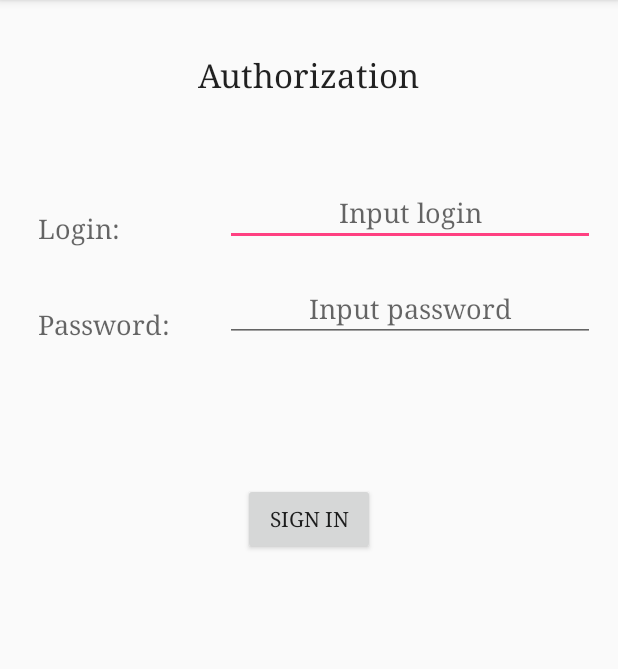
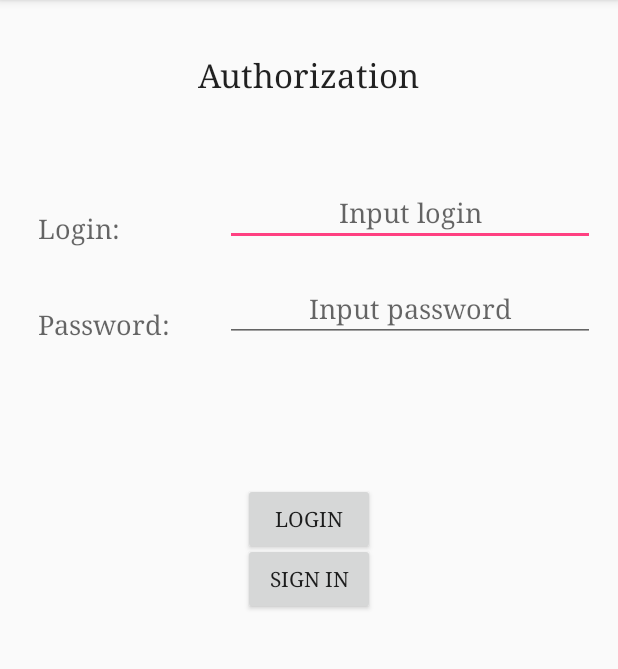
Before and after one commit to dianaprimshits/AndroidChat, an Android app: the screen it shows after launch (MainActivity before the commit, LoginActivity after it), on a phone screen of 412 x 824 dp, the part 84-753 px from its top. Run offline under Robolectric (Android 15) with nearby library versions, the phone set to English and light mode, and no system bars; libraries missing offline, so code that uses them is left out: devliving.online.securedpreferencestore; 6 statements that could not run were skipped.

Commit message:
getting string from SecuredPreferenceStore doesn't work

```diff
--- a/app/build.gradle
+++ b/app/build.gradle
@@ -26,5 +26,6 @@ dependencies {
     })
     compile 'com.android.support:appcompat-v7:25.3.1'
     compile 'com.android.support.constraint:constraint-layout:1.0.2'
+    compile 'online.devliving:securedpreferencestore:0.7.2'
     testCompile 'junit:junit:4.12'
 }
--- /dev/null
+++ b/app/src/main/java/com/bigsur/help29062018/LoginActivity.java
@@ -0,0 +1,170 @@
+package com.bigsur.help29062018;
+
+import android.content.Intent;
+import android.content.SharedPreferences;
+import android.os.Bundle;
+import android.support.v7.app.AppCompatActivity;
+import android.util.Log;
+import android.view.View;
+import android.widget.Button;
+import android.widget.EditText;
+import android.widget.TextView;
+import android.widget.Toast;
+
+import java.security.KeyStore;
+import java.util.List;
+
+import devliving.online.securedpreferencestore.DefaultRecoveryHandler;
+import devliving.online.securedpreferencestore.SecuredPreferenceStore;
+
+public class LoginActivity extends AppCompatActivity {
+
+    private static String TAG = "!!LOG!!";
+    private EditText login;
+    private EditText password;
+    private TextView loginLockedTextView;
+    private TextView attemptsTextView;
+    private TextView numberOfAttemptsTextView;
+    private Button signInButton;
+    private Button loginButton;
+
+    private String dataToSave;
+
+
+
+    int remainingLoginAttemptsNumber = 3;
+
+
+    @Override
+    protected void onCreate(Bundle savedInstanceState) {
+        super.onCreate(savedInstanceState);
+        setContentView(R.layout.activity_login);
+
+
+
+        login = (EditText)findViewById(R.id.editLogin);
+        password = (EditText)findViewById(R.id.editPassword);
+
+        dataToSave = String.format("%s-%s", login.getText().toString(), password.getText().toString());
+
+        loginButton = (Button) findViewById(R.id.buttonLogin);
+        signInButton = (Button)findViewById(R.id.buttonSignIn);
+
+
+
+
+        loginLockedTextView = (TextView)findViewById(R.id.loginLocked);
+        attemptsTextView = (TextView)findViewById(R.id.attempts);
+        numberOfAttemptsTextView = (TextView)findViewById(R.id.attemptsNumber);
+        numberOfAttemptsTextView.setText(Integer.toString(remainingLoginAttemptsNumber));
+
+        try {
+            String storeFileName = "securedStore";
+            String keyPrefix = "vss";
+            //it's better to provide one, and you need to provide the same key each time after the first time
+            byte[] seedKey = "SecuredSeedData".getBytes();
+            SecuredPreferenceStore.init(getApplicationContext(), storeFileName, keyPrefix, seedKey, new DefaultRecoveryHandler());
+
+            setupStore();
+        } catch (Exception e) {
+            // Handle error.
+            e.printStackTrace();
+        }
+
+
+        signInButton.setOnClickListener(new View.OnClickListener() {
+            @Override
+            public void onClick(View view) {
+                try {
+                    reloadData();
+                    Intent intent = new Intent(LoginActivity.this, MenuScreenActivity.class);
+                    startActivity(intent);
+                } catch (Exception e) {
+                    Log.e("SECURED-PREFERENCE", "", e);
+                    Toast.makeText(LoginActivity.this, "An exception occurred, see log for details", Toast.LENGTH_SHORT).show();
+                }
+            }
+        });
+
+        loginButton.setOnClickListener(new View.OnClickListener() {
+            @Override
+            public void onClick(View view) {
+                try {
+                    saveData();
+                    Intent intent = new Intent(LoginActivity.this, MenuScreenActivity.class);
+                    startActivity(intent);
+                } catch (Exception e) {
+                    Log.e("SECURED-PREFERENCE", "", e);
+                    Toast.makeText(LoginActivity.this, "An exception occurred, see log for details", Toast.LENGTH_SHORT).show();
+                }
+            }
+        });
+
+    }
+
+    private void setupStore() {
+        SecuredPreferenceStore.setRecoveryHandler(new DefaultRecoveryHandler(){
+            @Override
+            protected boolean recover(Exception e, KeyStore keyStore, List<String> keyAliases, SharedPreferences preferences) {
+                Toast.makeText(LoginActivity.this, "Encryption key got invalidated, will try to start over.", Toast.LENGTH_SHORT).show();
+                return super.recover(e, keyStore, keyAliases, preferences);
+            }
+        });
+
+        try {
+            reloadData();
+        } catch (Exception e) {
+            Log.e("SECURED-PREFERENCE", "", e);
+            Toast.makeText(this, "An exception occurred, see log for details", Toast.LENGTH_SHORT).show();
+        }
+    }
+
+
+
+
+ /*   @Override
+    public void onClick(View v) {
+        saveData(dataToSave);
+        Intent intent = new Intent(LoginActivity.this, MenuScreenActivity.class);
+        startActivity(intent);
+
+
+        //if (login.getText().toString().equals("bigsur") && password.getText().toString().equals("ananas11")) {
+            Toast.makeText(getApplicationContext(), "login and password are correct",Toast.LENGTH_SHORT)
+                    .show();
+            Intent intent = new Intent(LoginActivity.this, MenuScreenActivity.class);
+            startActivity(intent);
+        } else {
+            Toast.makeText(getApplicationContext(), "Incorrect login or password", Toast.LENGTH_SHORT)
+                    .show();
+            remainingLoginAttemptsNumber--;
+
+            attemptsTextView.setVisibility(View.VISIBLE);
+            numberOfAttemptsTextView.setVisibility(View.VISIBLE);
+            numberOfAttemptsTextView.setText("   " + Integer.toString(remainingLoginAttemptsNumber));
+
+            if (remainingLoginAttemptsNumber == 0) {
+                signInButton.setEnabled(false);
+                login.setEnabled(false);
+                password.setEnabled(false);
+                loginLockedTextView.setVisibility(View.VISIBLE);
+                loginLockedTextView.setBackgroundColor(Color.RED);
+                loginLockedTextView.setText("locked");
+            }
+        }//
+    }*/
+
+    void reloadData()  {
+        SecuredPreferenceStore prefStore = SecuredPreferenceStore.getSharedInstance();
+
+        String[] loginPassword = prefStore.getString(dataToSave, null).split("-");
+        login.setText(loginPassword[0]);
+        password.setText(loginPassword[1]);
+    }
+
+    void saveData() {
+        SecuredPreferenceStore prefStore = SecuredPreferenceStore.getSharedInstance();
+        prefStore.edit().putString(dataToSave, dataToSave.length() > 0 ? dataToSave : null).apply();
+    }
+
+}
--- a/app/src/main/java/com/bigsur/help29062018/MainActivity.java
+++ /dev/null
@@ -1,67 +0,0 @@
-package com.bigsur.help29062018;
-
-import android.content.Intent;
-import android.graphics.Color;
-import android.os.Bundle;
-import android.support.v7.app.AppCompatActivity;
-import android.view.View;
-import android.widget.Button;
-import android.widget.EditText;
-import android.widget.TextView;
-import android.widget.Toast;
-
-public class MainActivity extends AppCompatActivity implements View.OnClickListener {
-
-    private EditText login;
-    private EditText password;
-    private Button signInButton;
-    private TextView loginLockedTextView;
-    private TextView attemptsTextView;
-    private TextView numberOfAttemptsTextView;
-
-    int remainingLoginAttemptsNumber = 3;
-
-    @Override
-    protected void onCreate(Bundle savedInstanceState) {
-        super.onCreate(savedInstanceState);
-        setContentView(R.layout.activity_main);
-
-        login = (EditText)findViewById(R.id.editLogin);
-        password = (EditText)findViewById(R.id.editPassword);
-
-        signInButton = (Button)findViewById(R.id.buttonLogin);
-        signInButton.setOnClickListener(this);
-
-        loginLockedTextView = (TextView)findViewById(R.id.loginLocked);
-        attemptsTextView = (TextView)findViewById(R.id.attempts);
-        numberOfAttemptsTextView = (TextView)findViewById(R.id.attemptsNumber);
-        numberOfAttemptsTextView.setText(Integer.toString(remainingLoginAttemptsNumber));
-    }
-
-    @Override
-    public void onClick(View v) {
-        if (login.getText().toString().equals("bigsur") && password.getText().toString().equals("ananas11")) {
-            Toast.makeText(getApplicationContext(), "login and password are correct",Toast.LENGTH_SHORT)
-                    .show();
-            Intent intent = new Intent(MainActivity.this, MenuScreenActivity.class);
-            startActivity(intent);
-        } else {
-            Toast.makeText(getApplicationContext(), "Incorrect login or password", Toast.LENGTH_SHORT)
-                    .show();
-            remainingLoginAttemptsNumber--;
-
-            attemptsTextView.setVisibility(View.VISIBLE);
-            numberOfAttemptsTextView.setVisibility(View.VISIBLE);
-            numberOfAttemptsTextView.setText("   " + Integer.toString(remainingLoginAttemptsNumber));
-
-            if (remainingLoginAttemptsNumber == 0) {
-                signInButton.setEnabled(false);
-                login.setEnabled(false);
-                password.setEnabled(false);
-                loginLockedTextView.setVisibility(View.VISIBLE);
-                loginLockedTextView.setBackgroundColor(Color.RED);
-                loginLockedTextView.setText("locked");
-            }
-        }
-    }
-}
--- /dev/null
+++ b/app/src/main/java/com/bigsur/help29062018/StartActivity.java
@@ -0,0 +1,40 @@
+package com.bigsur.help29062018;
+
+import android.content.Intent;
+import android.os.Bundle;
+import android.os.Handler;
+import android.support.annotation.Nullable;
+import android.support.v7.app.AppCompatActivity;
+
+import java.io.File;
+
+
+public class StartActivity extends AppCompatActivity {
+
+    private static int SPLASH_TIME_OUT = 7000;
+
+    @Override
+    protected void onCreate(@Nullable Bundle savedInstanceState) {
+        super.onCreate(savedInstanceState);
+        setContentView(R.layout.start_activity);
+
+        final File keyFile = new File("key.keystore");
+
+        new Handler().postDelayed(new Runnable() {
+            @Override
+            public void run() {
+
+                if(keyFile.exists() && !keyFile.isDirectory() /*keyFile.isFile() */) {
+                    Intent loginIntent = new Intent(StartActivity.this, MenuScreenActivity.class);
+                    startActivity(loginIntent);
+                    finish();
+                } else {
+                    Intent loginIntent = new Intent(StartActivity.this, LoginActivity.class);
+                    startActivity(loginIntent);
+                    finish();
+                }
+
+            }
+        }, SPLASH_TIME_OUT);
+    }
+}
--- a/app/src/main/res/layout/activity_main.xml
+++ b/app/src/main/res/layout/activity_login.xml
@@ -98,7 +98,18 @@
         android:layout_centerHorizontal="true"
         android:layout_marginTop="94dp"
         android:fontFamily="serif"
+        android:text="@string/loginButton" />
+
+    <Button
+        android:id="@+id/buttonSignIn"
+        android:layout_width="wrap_content"
+        android:layout_height="wrap_content"
+        android:layout_below="@+id/editPassword"
+        android:layout_centerHorizontal="true"
+        android:layout_marginTop="134dp"
+        android:fontFamily="serif"
         android:text="@string/signInButton" />
+
 
     <TextView
         android:id="@+id/loginLocked"
@@ -113,4 +124,9 @@
         android:layout_alignLeft="@+id/attempts"
         android:layout_alignStart="@+id/attempts" />
 
+    <TextView
+        android:id="@+id/encryptedText"
+        android:layout_width="match_parent"
+        android:layout_height="wrap_content" />
+
 </RelativeLayout>
--- a/app/src/main/res/values/strings.xml
+++ b/app/src/main/res/values/strings.xml
@@ -5,10 +5,11 @@
     <string name="loginEditView">Input login</string>
     <string name="passwordTextView">Password:</string>
     <string name="passwordEditText">Input password</string>
-    <string name="signInButton">Sign In</string>
+    <string name="loginButton">LOGIN</string>
     <string name="attemptsTextView">Attempts:  </string>
 
     <string name="mapsButton">MAPS</string>
     <string name="settingsButton">SETTINGS</string>
     <string name="chatsButton">CHATS</string>
+    <string name="signInButton">SIGN IN</string>
 </resources>
```
Also changed, not shown: app/src/main/AndroidManifest.xml (+6 -4 lines), app/src/main/java/com/bigsur/help29062018/KeyStoreManager.java (added, +136 -0 lines), app/src/main/res/layout/start_activity.xml (added, +15 -0 lines), app/src/main/res/drawable/logo.png (added), app/src/main/res/drawable/start_activity_background.jpg (added).
